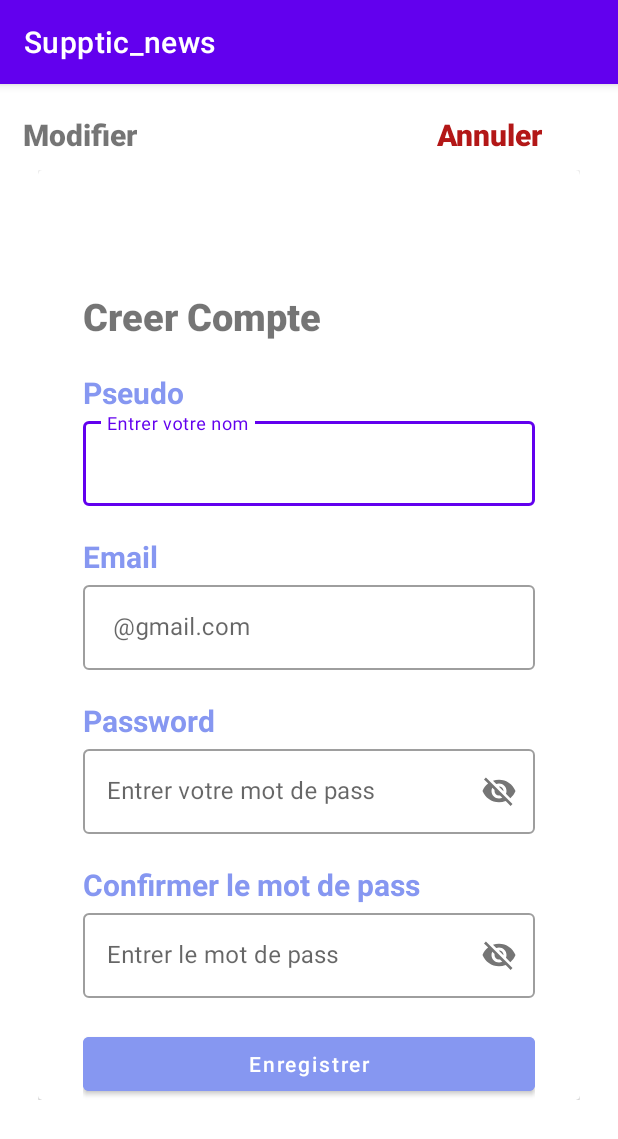
After one commit to araboyous/Chat_app_android_studio_template, an Android app: the Modifier_compte screen opened directly, with no data from a screen before it, on a phone screen of 412 x 824 dp. The commit adds this screen. Shown: the top 1139 px of the screen. Run offline under Robolectric (Android 15) with nearby library versions, the phone set to English and light mode, and no system bars.

Commit message:
ici j'ai ajouté l'activity modification_compte, dans color une nouvelle mise à jour de la couleur rouge

```diff
--- a/app/src/main/AndroidManifest.xml
+++ b/app/src/main/AndroidManifest.xml
@@ -13,6 +13,9 @@
         android:supportsRtl="true"
         android:theme="@style/Theme.Supptic_news"
         tools:targetApi="31">
+        <activity
+            android:name=".Modifier_compte"
+            android:exported="false" />
         <activity
             android:name=".Acceuil"
             android:exported="false" />
--- /dev/null
+++ b/app/src/main/java/com/example/supptic_news/Modifier_compte.java
@@ -0,0 +1,14 @@
+package com.example.supptic_news;
+
+import androidx.appcompat.app.AppCompatActivity;
+
+import android.os.Bundle;
+
+public class Modifier_compte extends AppCompatActivity {
+
+    @Override
+    protected void onCreate(Bundle savedInstanceState) {
+        super.onCreate(savedInstanceState);
+        setContentView(R.layout.activity_modifier_compte);
+    }
+}
--- a/app/src/main/res/layout/activity_creation_compte.xml
+++ b/app/src/main/res/layout/activity_creation_compte.xml
@@ -60,7 +60,6 @@
                 android:layout_width="match_parent"
                 android:layout_height="wrap_content"
                 android:inputType="textEmailAddress"
-                android:drawableRight="@drawable/ic_baseline_visibility_24"
                 android:hint=" @gmail.com" />
         </com.google.android.material.textfield.TextInputLayout>
 
@@ -77,6 +76,7 @@
         <com.google.android.material.textfield.TextInputLayout
             android:layout_width="match_parent"
             style="@style/Widget.MaterialComponents.TextInputLayout.OutlinedBox"
+            app:passwordToggleEnabled="true"
             android:layout_height="match_parent">
 
             <com.google.android.material.textfield.TextInputEditText
@@ -97,6 +97,7 @@
 
         <com.google.android.material.textfield.TextInputLayout
             android:layout_width="match_parent"
+            app:passwordToggleEnabled="true"
             style="@style/Widget.MaterialComponents.TextInputLayout.OutlinedBox"
             android:layout_height="match_parent">
 
--- a/app/src/main/res/layout/activity_main.xml
+++ b/app/src/main/res/layout/activity_main.xml
@@ -55,13 +55,13 @@
         <com.google.android.material.textfield.TextInputLayout
             android:layout_width="match_parent"
             style="@style/Widget.MaterialComponents.TextInputLayout.OutlinedBox"
+            app:passwordToggleEnabled="true"
             android:layout_height="match_parent">
 
             <com.google.android.material.textfield.TextInputEditText
                 android:layout_width="match_parent"
                 android:layout_height="wrap_content"
                 android:inputType="textPassword"
-                android:drawableRight="@drawable/ic_baseline_visibility_24"
                 android:hint="Entrer votre mot de pass" />
         </com.google.android.material.textfield.TextInputLayout>
         <Button
--- /dev/null
+++ b/app/src/main/res/layout/activity_modifier_compte.xml
@@ -0,0 +1,177 @@
+<?xml version="1.0" encoding="utf-8"?>
+<LinearLayout xmlns:android="http://schemas.android.com/apk/res/android"
+    xmlns:app="http://schemas.android.com/apk/res-auto"
+    xmlns:tools="http://schemas.android.com/tools"
+    android:layout_width="match_parent"
+    android:layout_height="match_parent"
+    android:orientation="vertical"
+    tools:context=".Modifier_compte">
+    <LinearLayout
+        android:layout_width="match_parent"
+        android:layout_height="wrap_content"
+        android:layout_marginLeft="15dp"
+        android:layout_marginRight="15dp"
+        android:layout_marginTop="20dp"
+        android:orientation="horizontal">
+        <TextView
+            android:layout_width="wrap_content"
+            android:layout_height="wrap_content"
+            android:text="Modifier"
+            android:clickable="true"
+            android:textStyle="bold"
+            android:textSize="20dp"
+            android:fontFamily="sans-serif-black">
+
+        </TextView>
+
+        <TextView
+            android:layout_width="wrap_content"
+            android:layout_height="wrap_content"
+            android:text="Annuler"
+            android:clickable="true"
+            android:layout_gravity="end"
+            android:layout_marginLeft="200dp"
+           android:textColor="@color/rouge"
+            android:textStyle="bold"
+            android:textSize="20dp"
+            android:fontFamily="sans-serif-black">
+
+        </TextView>
+    </LinearLayout>
+    <ScrollView
+        android:layout_width="match_parent"
+        android:layout_marginLeft="25dp"
+        android:layout_marginRight="25dp"
+        android:layout_marginTop="10dp"
+        android:layout_height="wrap_content">
+        <androidx.cardview.widget.CardView
+            android:layout_width="match_parent"
+            app:cardCornerRadius="3dp"
+            android:layout_height="match_parent">
+            <LinearLayout
+                android:layout_width="match_parent"
+                android:layout_height="wrap_content"
+                android:layout_marginLeft="30dp"
+                android:layout_marginRight="30dp"
+                android:orientation="vertical">
+
+                <TextView
+                    android:layout_width="wrap_content"
+                    android:layout_marginTop="80dp"
+                    android:layout_height="wrap_content"
+                    android:textStyle="bold"
+                    android:textSize="25dp"
+                    android:fontFamily="sans-serif-black"
+                    android:text="Creer Compte"></TextView>
+                <TextView
+                    android:layout_width="wrap_content"
+                    android:layout_marginTop="20dp"
+                    android:textColor="@color/colorapp"
+                    android:textStyle="bold"
+                    android:textSize="20dp"
+                    android:layout_height="wrap_content"
+                    android:text="Pseudo"></TextView>
+
+
+                <com.google.android.material.textfield.TextInputLayout
+                    android:layout_width="match_parent"
+                    style="@style/Widget.MaterialComponents.TextInputLayout.OutlinedBox"
+                    android:layout_height="match_parent">
+
+                    <com.google.android.material.textfield.TextInputEditText
+                        android:layout_width="match_parent"
+                        android:layout_height="wrap_content"
+                        android:inputType="textPersonName"
+                        android:hint="Entrer votre nom" />
+                </com.google.android.material.textfield.TextInputLayout>
+
+                <TextView
+                    android:layout_width="wrap_content"
+                    android:layout_marginTop="20dp"
+                    android:textColor="@color/colorapp"
+                    android:textStyle="bold"
+                    android:textSize="20dp"
+                    android:layout_height="wrap_content"
+                    android:text="Email"></TextView>
+
+                <com.google.android.material.textfield.TextInputLayout
+                    android:layout_width="match_parent"
+                    style="@style/Widget.MaterialComponents.TextInputLayout.OutlinedBox"
+                    android:layout_height="match_parent">
+
+                    <com.google.android.material.textfield.TextInputEditText
+                        android:layout_width="match_parent"
+                        android:layout_height="wrap_content"
+                        android:inputType="textEmailAddress"
+                        android:hint=" @gmail.com" />
+                </com.google.android.material.textfield.TextInputLayout>
+
+                <TextView
+                    android:layout_width="wrap_content"
+                    android:layout_marginTop="20dp"
+                    android:textColor="@color/colorapp"
+                    android:textStyle="bold"
+                    android:textSize="20dp"
+                    android:layout_height="wrap_content"
+                    android:text="Password"></TextView>
+
+
+                <com.google.android.material.textfield.TextInputLayout
+                    android:layout_width="match_parent"
+                    style="@style/Widget.MaterialComponents.TextInputLayout.OutlinedBox"
+                    app:passwordToggleEnabled="true"
+                    android:layout_height="match_parent">
+
+                    <com.google.android.material.textfield.TextInputEditText
+                        android:layout_width="match_parent"
+                        android:layout_height="wrap_content"
+                        android:inputType="textPersonName"
+                        android:hint="Entrer votre mot de pass" />
+                </com.google.android.material.textfield.TextInputLayout>
+                <TextView
+                    android:layout_width="wrap_content"
+                    android:layout_marginTop="20dp"
+                    android:textColor="@color/colorapp"
+                    android:textStyle="bold"
+                    android:textSize="20dp"
+                    android:layout_height="wrap_content"
+                    android:text="Confirmer le mot de pass"></TextView>
+
+
+                <com.google.android.material.textfield.TextInputLayout
+                    android:layout_width="match_parent"
+                    app:passwordToggleEnabled="true"
+                    style="@style/Widget.MaterialComponents.TextInputLayout.OutlinedBox"
+                    android:layout_height="match_parent">
+
+                    <com.google.android.material.textfield.TextInputEditText
+                        android:layout_width="match_parent"
+                        android:layout_height="wrap_content"
+                        android:inputType="textPersonName"
+                        android:hint="Entrer le mot de pass" />
+                </com.google.android.material.textfield.TextInputLayout>
+
+
+                <Button
+                    android:id="@+id/create"
+                    android:layout_width="match_parent"
+                    android:layout_marginTop="20dp"
+                    android:textAllCaps="false"
+                    android:layout_height="wrap_content"
+                    android:text="Enregistrer"
+                    android:backgroundTint="@color/colorapp"
+                    android:gravity="center">
+
+                </Button>
+
+
+
+
+            </LinearLayout>
+
+
+
+        </androidx.cardview.widget.CardView>
+    </ScrollView>
+
+</LinearLayout>
--- a/app/src/main/res/values/colors.xml
+++ b/app/src/main/res/values/colors.xml
@@ -7,5 +7,6 @@
     <color name="teal_700">#FF018786</color>
     <color name="black">#FF000000</color>
     <color name="white">#FFFFFFFF</color>
+    <color name="rouge">#B31717</color>
     <color name="colorapp">#8697F1</color>
 </resources>
```
